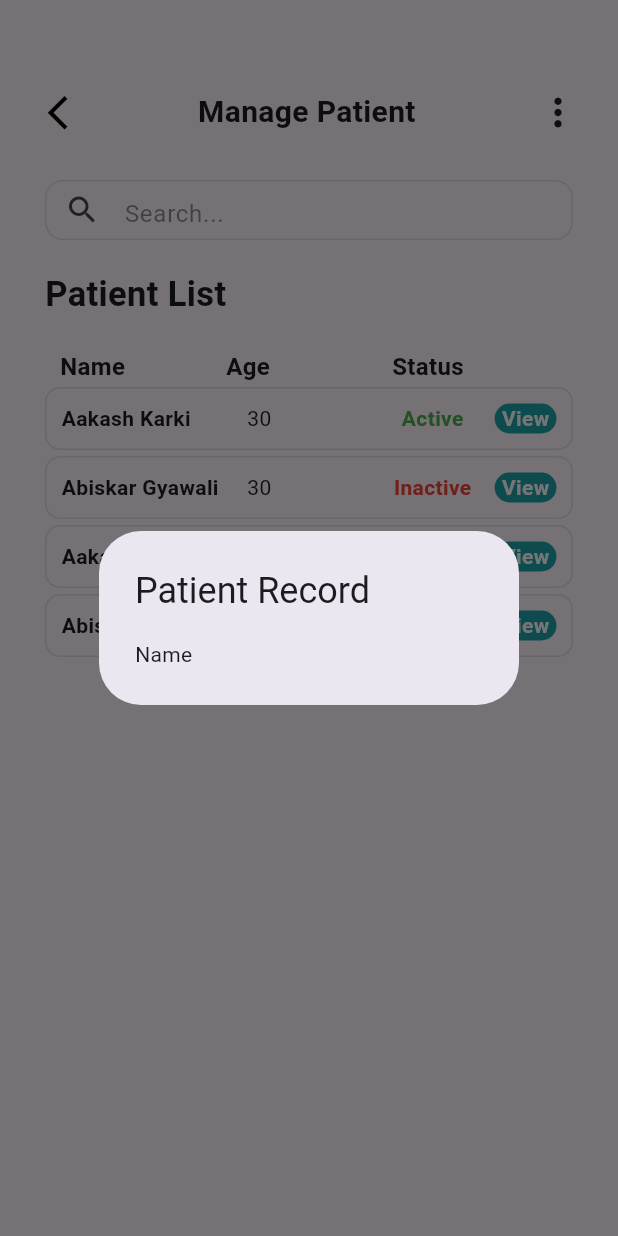
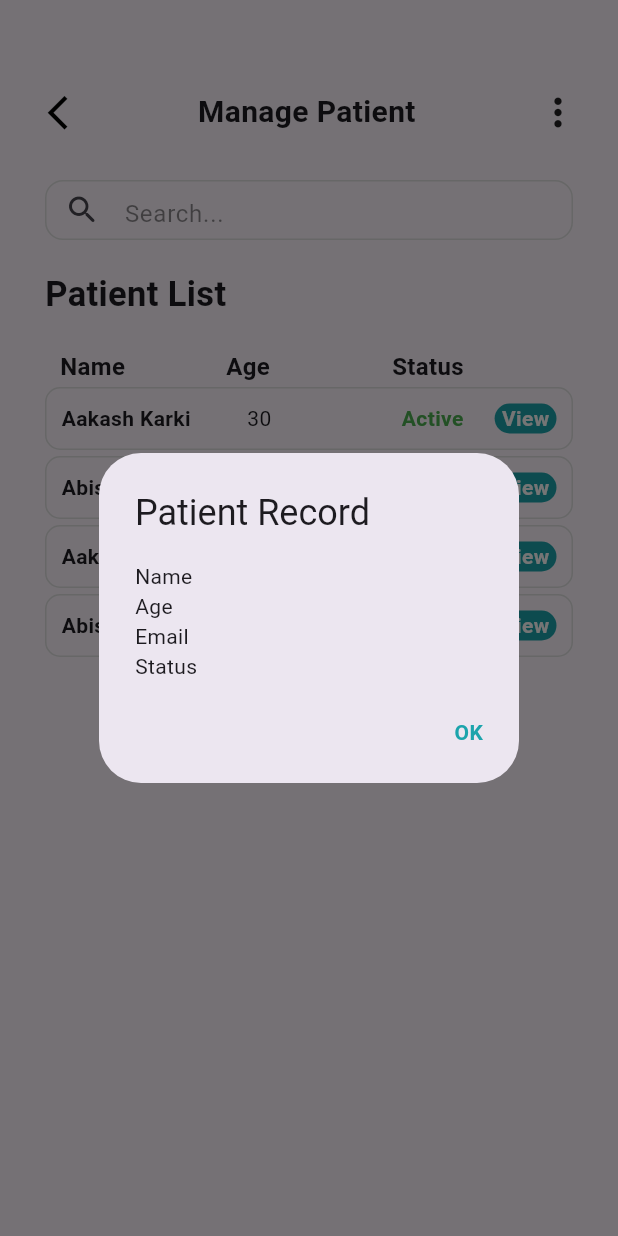
Before and after one commit to admin123KK/merodoctor555, a Flutter app: the PAdminPage screen opened directly, after a tap on "View", on a phone screen of 412 x 824 dp. Run offline on Flutter 3.47's test engine with Material 3 defaults, Android fonts, the phone set to English and light mode, and no system bars; our stand-ins replace file_picker.

Commit message:
trying best

```diff
--- a/lib/admin/patiadminpage.dart
+++ b/lib/admin/patiadminpage.dart
@@ -38,13 +38,35 @@ class _PAdminPageState extends State<PAdminPage> {
   void showPatientDetails() {
     showDialog(
       context: context,
-      builder: (_) => const AlertDialog(
-        title: Text('Patient Record'),
-        content: Row(
+      builder: (_) => AlertDialog(
+        title: const Text('Patient Record'),
+        content: const Column(
+          mainAxisSize: MainAxisSize.min,
+          crossAxisAlignment: CrossAxisAlignment.start,
           children: [
-            Text('Name'),
+            Text(
+              'Name',
+            ),
+            Text('Age'),
+            Text('Email'),
+            Text('Status')
           ],
         ),
+        actions: [
+          InkWell(
+            onTap: () {
+              Navigator.pop(context);
+            },
+            child: const Text(
+              'OK',
+              style: TextStyle(
+                  color: Color(
+                    0xFF1CA4AC,
+                  ),
+                  fontWeight: FontWeight.bold),
+            ),
+          )
+        ],
       ),
     );
   }
--- a/lib/api.dart
+++ b/lib/api.dart
@@ -1,6 +1,6 @@
 class ApiConfig {
   static const String baseUrl =
-      "https://8010-2400-1a00-bb20-8604-b815-d1aa-b70-cd9e.ngrok-free.app";
+      "https://5f18-2400-1a00-bb20-3483-14f0-7b54-1ec7-72a0.ngrok-free.app";
 
   static String get loginUrl => "$baseUrl/api/Auth/login";
   static String get registerPatientUrl =>
```
